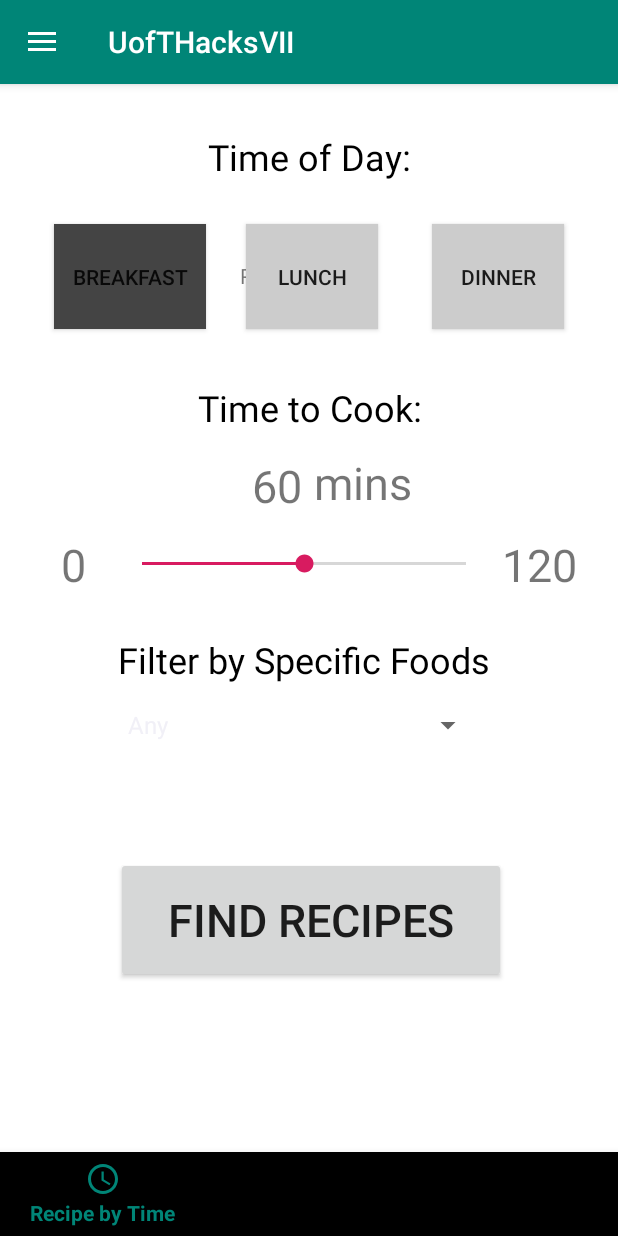
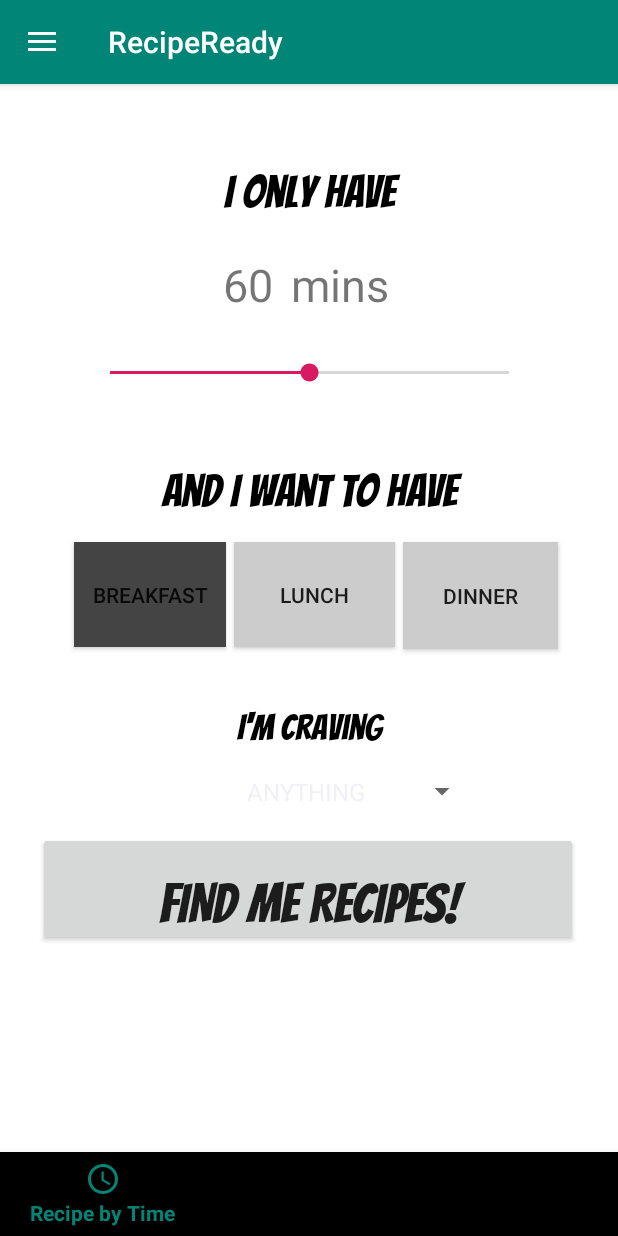
Before and after one commit to CraigP17/UofTHacksVII, an Android app: the screen it shows after launch (MainActivity), after a tap on "BREAKFAST", on a phone screen of 412 x 824 dp. Run offline under Robolectric (Android 15) with nearby library versions, the phone set to English and light mode, and no system bars.

Commit message:
Updating UI

```diff
--- a/app/src/main/java/com/example/uofthacksvii/MainActivity.java
+++ b/app/src/main/java/com/example/uofthacksvii/MainActivity.java
@@ -4,15 +4,6 @@ import androidx.appcompat.app.AppCompatActivity;
 
 import android.content.Intent;
 import android.os.Bundle;
-import android.view.View;
-import android.widget.ArrayAdapter;
-import android.widget.Button;
-import android.widget.SeekBar;
-import android.widget.Spinner;
-import android.widget.TextView;
-
-import static android.graphics.Color.DKGRAY;
-import static android.graphics.Color.LTGRAY;
 import android.view.MenuItem;
 
 import androidx.annotation.NonNull;
@@ -36,6 +27,9 @@ public class MainActivity extends AppCompatActivity {
     protected void onCreate(Bundle savedInstanceState) {
         super.onCreate(savedInstanceState);
         setContentView(R.layout.activity_main);
+
+        getSupportFragmentManager().beginTransaction().replace(R.id.fragment_container,
+                new TimedRecipeFragment()).commit();
 
 
         dl = (DrawerLayout)findViewById(R.id.activity_main);
--- a/app/src/main/java/com/example/uofthacksvii/TimedRecipeFragment.java
+++ b/app/src/main/java/com/example/uofthacksvii/TimedRecipeFragment.java
@@ -23,7 +23,7 @@ import static android.graphics.Color.LTGRAY;
 public class TimedRecipeFragment extends Fragment {
 
     /** The spinner menu items. */
-    public final static String NO_CHOICE = "Any";
+    public final static String NO_CHOICE = "ANYTHING";
     public final static String THAI = "Thai";
     public final static String ITALIAN = "Italian";
     public final static String AMERICAN = "American";
@@ -103,6 +103,8 @@ public class TimedRecipeFragment extends Fragment {
 
             public void onProgressChanged(SeekBar seekBar, int progress, boolean fromUser) {
                 progressChangedValue = progress;
+                type = String.valueOf(progressChangedValue);
+                slider.setText(type);
             }
 
             public void onStartTrackingTouch(SeekBar seekBar) {
--- /dev/null
+++ b/app/src/main/res/drawable/ic_stars_24px.xml
@@ -0,0 +1,9 @@
+<vector xmlns:android="http://schemas.android.com/apk/res/android"
+    android:width="24dp"
+    android:height="24dp"
+    android:viewportWidth="24"
+    android:viewportHeight="24">
+  <path
+      android:fillColor="#FF000000"
+      android:pathData="M11.99,2C6.47,2 2,6.48 2,12s4.47,10 9.99,10C17.52,22 22,17.52 22,12S17.52,2 11.99,2zM16.23,18L12,15.45 7.77,18l1.12,-4.81 -3.73,-3.23 4.92,-0.42L12,5l1.92,4.53 4.92,0.42 -3.73,3.23L16.23,18z"/>
+</vector>
--- /dev/null
+++ b/app/src/main/res/drawable/ic_thumb_up_alt_24px.xml
@@ -0,0 +1,9 @@
+<vector xmlns:android="http://schemas.android.com/apk/res/android"
+    android:width="24dp"
+    android:height="24dp"
+    android:viewportWidth="24"
+    android:viewportHeight="24">
+  <path
+      android:fillColor="#FF000000"
+      android:pathData="M2,20h2c0.55,0 1,-0.45 1,-1v-9c0,-0.55 -0.45,-1 -1,-1L2,9v11zM21.83,12.88c0.11,-0.25 0.17,-0.52 0.17,-0.8L22,11c0,-1.1 -0.9,-2 -2,-2h-5.5l0.92,-4.65c0.05,-0.22 0.02,-0.46 -0.08,-0.66 -0.23,-0.45 -0.52,-0.86 -0.88,-1.22L14,2 7.59,8.41C7.21,8.79 7,9.3 7,9.83v7.84C7,18.95 8.05,20 9.34,20h8.11c0.7,0 1.36,-0.37 1.72,-0.97l2.66,-6.15z"/>
+</vector>
--- a/app/src/main/res/layout/activity_main.xml
+++ b/app/src/main/res/layout/activity_main.xml
@@ -7,14 +7,16 @@
     android:layout_height="match_parent"
     android:background="@android:color/background_light">
 
-    <RelativeLayout xmlns:android="http://schemas.android.com/apk/res/android"
+    <RelativeLayout
         android:layout_width="match_parent" android:layout_height="match_parent">
 
         <FrameLayout
             android:id="@+id/fragment_container"
             android:layout_width="match_parent"
             android:layout_height="match_parent"
-            android:layout_above="@id/bottom_nav" />
+            android:layout_above="@id/bottom_nav" >
+
+        </FrameLayout>
 
         <com.google.android.material.bottomnavigation.BottomNavigationView
             android:id="@+id/bottom_nav"
--- a/app/src/main/res/layout/fragment_timed.xml
+++ b/app/src/main/res/layout/fragment_timed.xml
@@ -4,17 +4,6 @@
     android:layout_height="match_parent"
     xmlns:tools="http://schemas.android.com/tools"
     xmlns:app="http://schemas.android.com/apk/res-auto">
-
-    <TextView
-        android:id="@+id/textView4"
-        android:layout_width="108dp"
-        android:layout_height="39dp"
-        android:layout_alignParentStart="true"
-        android:layout_alignParentTop="true"
-        android:layout_marginStart="160dp"
-        android:layout_marginTop="118dp"
-        android:text="Recipe by time" />
-
 
     <androidx.constraintlayout.widget.ConstraintLayout
         android:layout_width="match_parent"
@@ -25,52 +14,91 @@
             android:id="@+id/breakfastBtn"
             android:layout_width="wrap_content"
             android:layout_height="70dp"
-            android:layout_marginStart="36dp"
-            android:layout_marginTop="24dp"
+            android:layout_marginStart="44dp"
+            android:layout_marginTop="20dp"
             android:text="@string/breakfast"
+            app:layout_constraintEnd_toStartOf="@+id/lunchBtn"
             app:layout_constraintStart_toStartOf="parent"
             app:layout_constraintTop_toBottomOf="@+id/textView" />
 
         <Button
             android:id="@+id/lunchBtn"
-            android:layout_width="wrap_content"
+            android:layout_width="107dp"
             android:layout_height="70dp"
-            android:layout_marginTop="24dp"
+            android:layout_marginTop="20dp"
             android:text="@string/lunch"
             app:layout_constraintEnd_toStartOf="@+id/dinnerBtn"
-            app:layout_constraintHorizontal_bias="0.426"
             app:layout_constraintStart_toEndOf="@+id/breakfastBtn"
             app:layout_constraintTop_toBottomOf="@+id/textView" />
 
         <Button
             android:id="@+id/dinnerBtn"
-            android:layout_width="wrap_content"
-            android:layout_height="70dp"
-            android:layout_marginTop="24dp"
-            android:layout_marginEnd="36dp"
+            android:layout_width="103dp"
+            android:layout_height="71dp"
+            android:layout_marginTop="20dp"
+            android:layout_marginEnd="40dp"
             android:text="@string/dinner"
             app:layout_constraintEnd_toEndOf="parent"
             app:layout_constraintTop_toBottomOf="@+id/textView" />
 
         <TextView
             android:id="@+id/textView"
-            android:layout_width="251dp"
-            android:layout_height="37dp"
-            android:layout_marginTop="32dp"
+            android:layout_width="252dp"
+            android:layout_height="46dp"
+            android:layout_marginTop="15dp"
+            android:fontFamily="@font/bangers"
             android:text="@string/TimeDay"
             android:textAlignment="center"
             android:textColor="@android:color/black"
-            android:textSize="24sp"
+            android:textSize="30sp"
+            app:layout_constraintEnd_toEndOf="parent"
+            app:layout_constraintStart_toStartOf="parent"
+            app:layout_constraintTop_toBottomOf="@+id/seekBar" />
+
+        <TextView
+            android:id="@+id/textView2"
+            android:layout_width="307dp"
+            android:layout_height="45dp"
+            android:layout_marginTop="40dp"
+            android:fontFamily="@font/bangers"
+            android:text="@string/timeCook"
+            android:textAlignment="center"
+            android:textColor="@android:color/black"
+            android:textSize="30sp"
             app:layout_constraintEnd_toEndOf="parent"
             app:layout_constraintStart_toStartOf="parent"
             app:layout_constraintTop_toTopOf="parent" />
 
+        <SeekBar
+            android:id="@+id/seekBar"
+            android:layout_width="298dp"
+            android:layout_height="62dp"
+            android:layout_marginTop="13dp"
+            android:layout_marginBottom="26dp"
+            app:layout_constraintBottom_toTopOf="@+id/textView"
+            app:layout_constraintEnd_toEndOf="parent"
+            app:layout_constraintStart_toStartOf="parent"
+            app:layout_constraintTop_toBottomOf="@+id/timeSlider" />
+
         <TextView
-            android:id="@+id/textView2"
-            android:layout_width="245dp"
-            android:layout_height="46dp"
-            android:layout_marginTop="36dp"
-            android:text="@string/timeCook"
+            android:id="@+id/timeSlider"
+            android:layout_width="69dp"
+            android:layout_height="35dp"
+            android:layout_marginTop="28dp"
+            android:layout_marginEnd="12dp"
+            android:text="@string/timeValue"
+            android:textAlignment="textEnd"
+            android:textSize="30sp"
+            app:layout_constraintEnd_toStartOf="@+id/textView7"
+            app:layout_constraintTop_toBottomOf="@+id/textView2" />
+
+        <TextView
+            android:id="@+id/textView6"
+            android:layout_width="327dp"
+            android:layout_height="35dp"
+            android:layout_marginTop="28dp"
+            android:fontFamily="@font/bangers"
+            android:text="@string/searchFilter"
             android:textAlignment="center"
             android:textColor="@android:color/black"
             android:textSize="24sp"
@@ -78,97 +106,39 @@
             app:layout_constraintStart_toStartOf="parent"
             app:layout_constraintTop_toBottomOf="@+id/lunchBtn" />
 
-        <SeekBar
-            android:id="@+id/seekBar"
-            android:layout_width="248dp"
-            android:layout_height="70dp"
-            android:layout_marginTop="40dp"
-            app:layout_constraintEnd_toStartOf="@+id/textView5"
-            app:layout_constraintHorizontal_bias="1.0"
-            app:layout_constraintStart_toEndOf="@+id/textView3"
-            app:layout_constraintTop_toBottomOf="@+id/textView2" />
-
-        <TextView
-            android:id="@+id/textView3"
-            android:layout_width="57dp"
-            android:layout_height="70dp"
-            android:layout_marginStart="20dp"
-            android:layout_marginTop="40dp"
-            android:gravity="center_vertical"
-            android:text="@string/zero"
-            android:textAlignment="center"
-            android:textSize="30sp"
-            app:layout_constraintStart_toStartOf="parent"
-            app:layout_constraintTop_toBottomOf="@+id/textView2" />
-
-        <TextView
-            android:id="@+id/textView5"
-            android:layout_width="65dp"
-            android:layout_height="70dp"
-            android:layout_marginTop="40dp"
-            android:layout_marginEnd="20dp"
-            android:gravity="center_vertical"
-            android:text="@string/maxMin"
-            android:textAlignment="center"
-            android:textSize="30sp"
-            app:layout_constraintEnd_toEndOf="parent"
-            app:layout_constraintTop_toBottomOf="@+id/textView2" />
-
-        <TextView
-            android:id="@+id/timeSlider"
-            android:layout_width="73dp"
-            android:layout_height="38dp"
-            android:layout_marginStart="128dp"
-            android:text="@string/timeValue"
-            android:textAlignment="textEnd"
-            android:textSize="30sp"
-            app:layout_constraintBottom_toTopOf="@+id/seekBar"
-            app:layout_constraintStart_toStartOf="parent" />
-
-        <TextView
-            android:id="@+id/textView6"
-            android:layout_width="327dp"
-            android:layout_height="35dp"
-            android:layout_marginTop="12dp"
-            android:text="@string/searchFilter"
-            android:textAlignment="center"
-            android:textColor="@android:color/black"
-            android:textSize="24sp"
-            app:layout_constraintEnd_toEndOf="parent"
-            app:layout_constraintHorizontal_bias="0.463"
-            app:layout_constraintStart_toStartOf="parent"
-            app:layout_constraintTop_toBottomOf="@+id/seekBar" />
-
         <Button
             android:id="@+id/timeFindRecipe"
-            android:layout_width="260dp"
-            android:layout_height="84dp"
-            android:layout_marginBottom="50dp"
+            android:layout_width="360dp"
+            android:layout_height="76dp"
+            android:layout_marginTop="2dp"
+            android:fontFamily="@font/bangers"
             android:text="@string/findRecipe"
-            android:textSize="30sp"
-            app:layout_constraintBottom_toBottomOf="parent"
+            android:textSize="36sp"
             app:layout_constraintEnd_toEndOf="parent"
-            app:layout_constraintHorizontal_bias="0.509"
+            app:layout_constraintHorizontal_bias="0.49"
             app:layout_constraintStart_toStartOf="parent"
             app:layout_constraintTop_toBottomOf="@+id/spinner" />
 
         <Spinner
             android:id="@+id/spinner"
-            android:layout_width="245dp"
-            android:layout_height="49dp"
+            android:layout_width="162dp"
+            android:layout_height="50dp"
+            android:layout_marginTop="8dp"
+            android:spinnerMode="dropdown"
             app:layout_constraintEnd_toEndOf="parent"
-            app:layout_constraintHorizontal_bias="0.463"
+            app:layout_constraintHorizontal_bias="0.626"
             app:layout_constraintStart_toStartOf="parent"
             app:layout_constraintTop_toBottomOf="@+id/textView6" />
 
         <TextView
             android:id="@+id/textView7"
-            android:layout_width="81dp"
-            android:layout_height="39dp"
-            android:layout_marginStart="8dp"
+            android:layout_width="78dp"
+            android:layout_height="35dp"
+            android:layout_marginTop="28dp"
+            android:layout_marginEnd="140dp"
             android:text="@string/mins"
             android:textSize="30sp"
-            app:layout_constraintStart_toEndOf="@+id/timeSlider"
+            app:layout_constraintEnd_toEndOf="parent"
             app:layout_constraintTop_toBottomOf="@+id/textView2" />
 
     </androidx.constraintlayout.widget.ConstraintLayout>
--- a/app/src/main/res/menu/navigation_menu.xml
+++ b/app/src/main/res/menu/navigation_menu.xml
@@ -6,12 +6,12 @@
         android:icon="@drawable/ic_home_24px"
         android:title="@string/RecipeSearch"/>
     <item android:id="@+id/Recommended"
-        android:icon="@drawable/ic_account_circle_24px"
+        android:icon="@drawable/ic_thumb_up_alt_24px"
         android:title="@string/Recommended"/>
     <item android:id="@+id/Nutrition"
-        android:icon="@drawable/ic_camera_alt_24px"
+        android:icon="@drawable/ic_directions_run_black_24dp"
         android:title="@string/Nutrition"/>
     <item android:id="@+id/Favourites"
-        android:icon="@drawable/ic_search_24px"
+        android:icon="@drawable/ic_stars_24px"
         android:title="@string/Favourites"/>
 </menu>
--- a/app/src/main/res/values/strings.xml
+++ b/app/src/main/res/values/strings.xml
@@ -1,15 +1,15 @@
 <resources>
-    <string name="app_name">UofTHacksVII</string>
-    <string name="TimeDay">Time of Day:</string>
+    <string name="app_name">RecipeReady</string>
+    <string name="TimeDay">And I want to have</string>
     <string name="lunch">Lunch</string>
     <string name="breakfast">Breakfast</string>
     <string name="dinner">Dinner</string>
-    <string name="timeCook">Time to Cook:</string>
+    <string name="timeCook">I only have</string>
     <string name="zero">0</string>
     <string name="maxMin">120</string>
     <string name="timeValue">60</string>
-    <string name="searchFilter">Filter by Specific Foods</string>
-    <string name="findRecipe">Find Recipes</string>
+    <string name="searchFilter">I\'m craving</string>
+    <string name="findRecipe">Find me Recipes!</string>
     <string name="mins"> mins</string>
     <string name="Open">NavBar</string>
     <string name="Close">NavBar</string>
```
Also changed, not shown: app/src/main/res/font/bangers.ttf (added).
